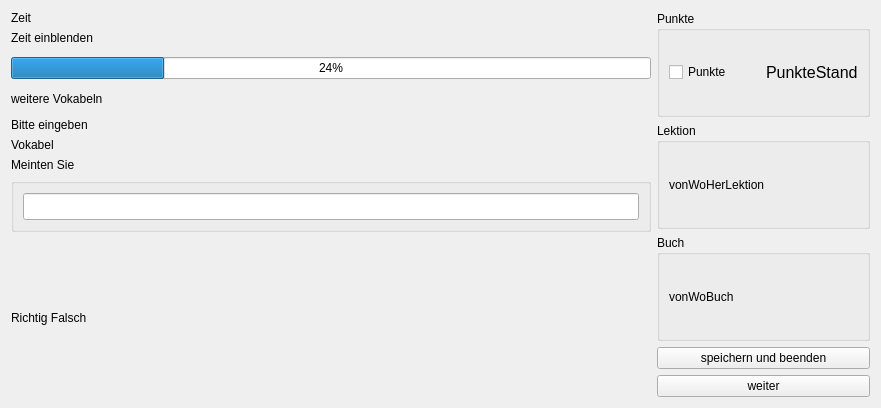
Qt form UIs/WindowAbfrage.ui (JPaehr/VokabelTrainer) before a commit.
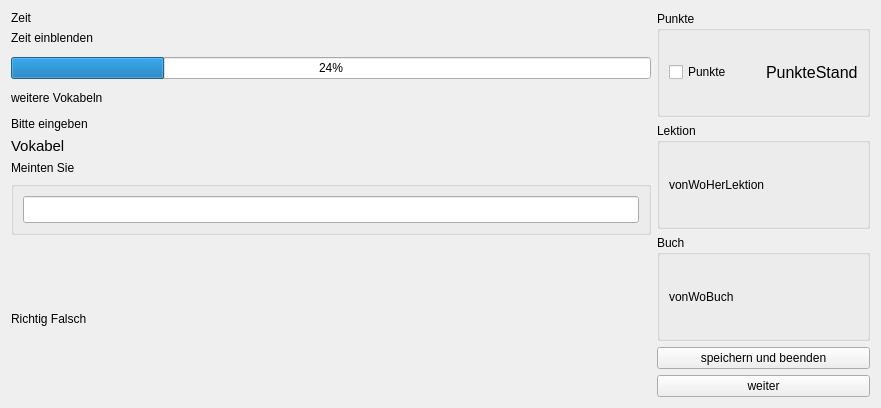
The same form after that commit. Custom widgets are drawn as their Qt base class.

Commit message: changed fontsize of sourcelanguage in query

The edit to the form file:
```diff
--- a/UIs/WindowAbfrage.ui
+++ b/UIs/WindowAbfrage.ui
@@ -91,6 +91,11 @@
        </item>
        <item>
         <widget class="QLabel" name="labVokabelMeintenSie">
+         <property name="font">
+          <font>
+           <pointsize>11</pointsize>
+          </font>
+         </property>
          <property name="text">
           <string>Vokabel</string>
          </property>
```
The commit also changes 1 other file.
